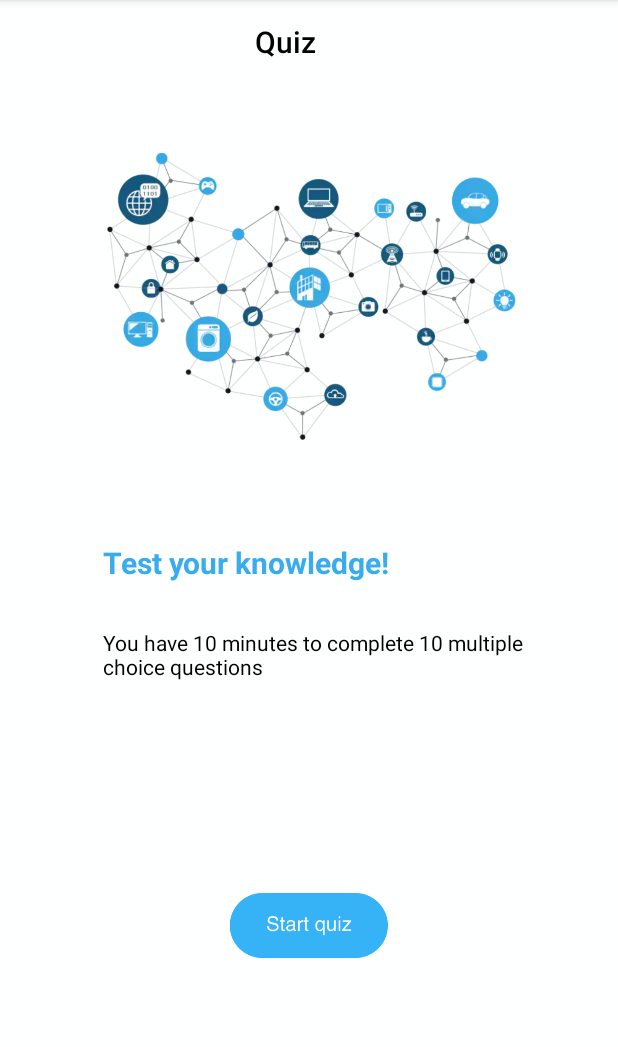
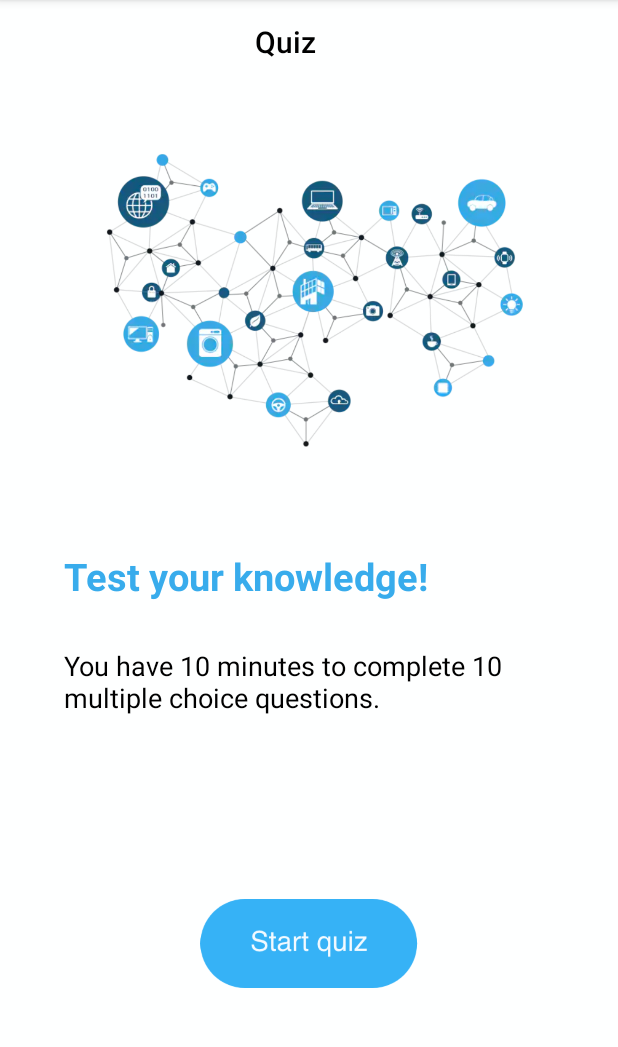
Before and after one commit to faithwlin/ESIOSI, an Android app: the QuizHome screen opened directly, with no data from a screen before it, on a phone screen of 412 x 824 dp, the part 84-1131 px from its top. Run offline under Robolectric (Android 15) with nearby library versions, the phone set to English and light mode, and no system bars.

```diff
--- a/app/build.gradle
+++ b/app/build.gradle
@@ -21,6 +21,7 @@ android {
 dependencies {
     implementation fileTree(dir: 'libs', include: ['*.jar'])
     implementation 'com.android.support:appcompat-v7:28.0.0'
+    implementation 'com.android.support:design:28.0.0'
     implementation 'com.android.support:support-v4:28.0.0'
     implementation 'com.android.support:support-media-compat:28.0.0'
     implementation 'com.android.support.constraint:constraint-layout:1.1.3'
--- a/app/src/main/res/layout/activity_quiz_home.xml
+++ b/app/src/main/res/layout/activity_quiz_home.xml
@@ -35,7 +35,7 @@
         android:gravity="center"
         android:text="Test your knowledge!"
         android:textColor="#38ACEC"
-        android:textSize="20dp"
+        android:textSize="25dp"
         android:textStyle="bold"
         app:layout_constraintEnd_toEndOf="parent"
         app:layout_constraintStart_toStartOf="parent"
@@ -48,19 +48,20 @@
         android:layout_marginTop="30dp"
         android:layout_weight="1"
         android:paddingRight="100dp"
-        android:text="You have 10 minutes to complete 10 multiple choice questions"
+        android:text="You have 10 minutes to complete 10 multiple choice questions."
         android:textColor="#000000"
+        android:textSize="18dp"
         app:layout_constraintStart_toStartOf="@+id/textView"
         app:layout_constraintTop_toBottomOf="@+id/textView" />
 
     <ImageView
         android:id="@+id/imageView"
-        android:layout_width="wrap_content"
-        android:layout_height="280dp"
+        android:layout_width="906dp"
+        android:layout_height="285dp"
+        android:layout_marginStart="156dp"
+        android:layout_marginLeft="156dp"
         android:layout_marginEnd="156dp"
-        android:layout_marginLeft="156dp"
         android:layout_marginRight="156dp"
-        android:layout_marginStart="156dp"
         app:layout_constraintEnd_toEndOf="parent"
         app:layout_constraintHorizontal_bias="0.497"
         app:layout_constraintStart_toStartOf="parent"
@@ -69,14 +70,14 @@
 
     <ImageView
         android:id="@+id/start"
-        android:layout_width="185dp"
-        android:layout_height="43dp"
+        android:layout_width="184dp"
+        android:layout_height="59dp"
+        android:layout_marginStart="24dp"
+        android:layout_marginLeft="24dp"
+        android:layout_marginTop="20dp"
+        android:layout_marginEnd="24dp"
+        android:layout_marginRight="24dp"
         android:layout_marginBottom="8dp"
-        android:layout_marginEnd="24dp"
-        android:layout_marginLeft="24dp"
-        android:layout_marginRight="24dp"
-        android:layout_marginStart="24dp"
-        android:layout_marginTop="20dp"
         app:layout_constraintBottom_toBottomOf="parent"
         app:layout_constraintEnd_toEndOf="parent"
         app:layout_constraintStart_toStartOf="parent"
--- a/app/src/main/res/values/styles.xml
+++ b/app/src/main/res/values/styles.xml
@@ -8,12 +8,20 @@
         <item name="colorAccent">@color/colorAccent</item>
     </style>
 
-    <style name="AppCompatAlertDialogStyle"
-        parent="Theme.AppCompat.Light.Dialog.Alert">
+    <style name="AppCompatAlertDialogStyle" parent="Theme.AppCompat.Light.Dialog.Alert">
         <item name="colorAccent">#FFFFFF</item>
         <item name="android:textSize">30dp</item>
         <item name="android:textColorPrimary">#000000</item>
         <item name="android:windowBackground">@drawable/flashcard_dialog_background</item>
     </style>
 
+    <style name="NoActionBar" parent="Theme.AppCompat.Light.DarkActionBar">
+        <item name="windowActionBar">false</item>
+        <item name="windowNoTitle">true</item>
+    </style>
+
+    <style name="AppBarOverlay" parent="ThemeOverlay.AppCompat.Dark.ActionBar" />
+
+    <style name="PopupOverlay" parent="ThemeOverlay.AppCompat.Light" />
+
 </resources>
```
Also changed, not shown: app/src/main/AndroidManifest.xml (+8 -3 lines), app/src/main/res/layout/activity_main.xml (+10 -10 lines), app/src/main/res/layout/activity_quiz_start.xml (+6 -3 lines), app/src/main/res/values/strings.xml (+7 -0 lines), app/src/main/res/drawable/dashboardicon.png (added), app/src/main/res/drawable/flashcardsicon.png (added), app/src/main/res/drawable/layersicon.png (added), app/src/main/res/drawable/profileicon.png (added), app/src/main/res/drawable/progressicon.png (added), app/src/main/res/drawable/quizicon.png (added).
